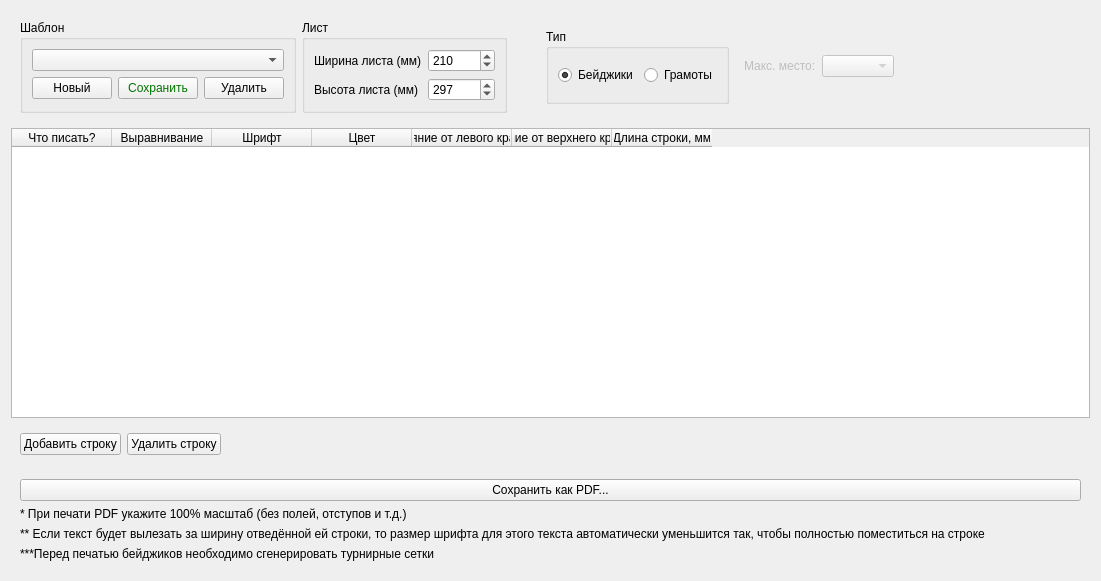
Qt form TournamentManager/formdipl.ui (BarsukAlexey/xelarogi) before a commit.
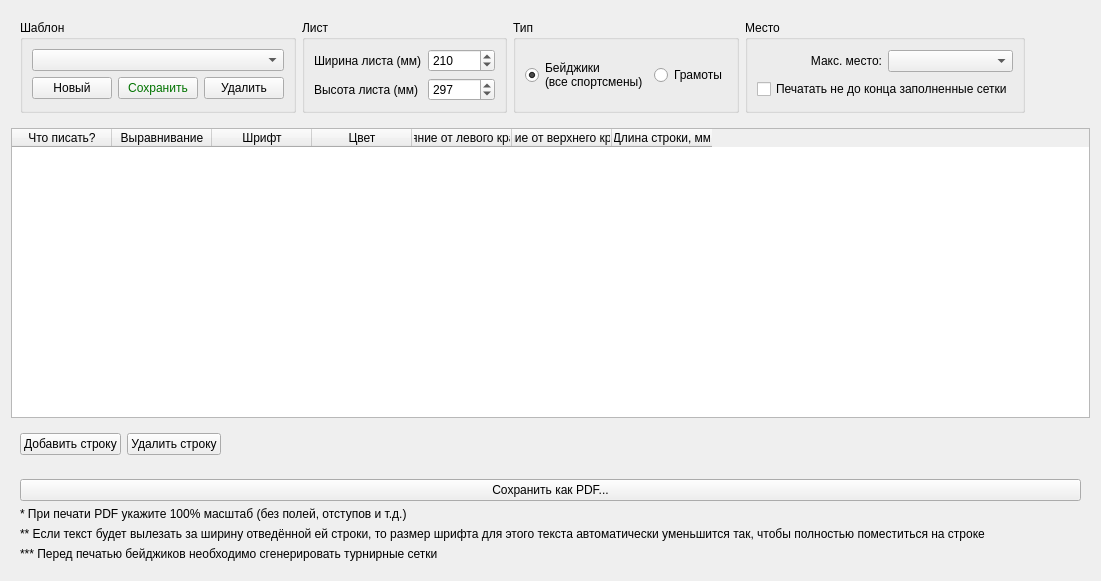
The same form after that commit.

Patch:
```diff
--- a/TournamentManager/formdipl.ui
+++ b/TournamentManager/formdipl.ui
@@ -77,7 +77,7 @@
       <item row="3" column="0">
        <widget class="QLabel" name="label_6">
         <property name="text">
-         <string>***Перед печатью бейджиков необходимо сгенерировать турнирные сетки</string>
+         <string>*** Перед печатью бейджиков необходимо сгенерировать турнирные сетки</string>
         </property>
        </widget>
       </item>
@@ -135,79 +135,6 @@
    <item row="0" column="0">
     <widget class="QWidget" name="widget_2" native="true">
      <layout class="QGridLayout" name="gridLayout_2">
-      <item row="0" column="4">
-       <spacer name="horizontalSpacer_2">
-        <property name="orientation">
-         <enum>Qt::Horizontal</enum>
-        </property>
-        <property name="sizeHint" stdset="0">
-         <size>
-          <width>40</width>
-          <height>20</height>
-         </size>
-        </property>
-       </spacer>
-      </item>
-      <item row="0" column="3">
-       <widget class="QWidget" name="widget_4" native="true">
-        <layout class="QHBoxLayout" name="horizontalLayout_2">
-         <item>
-          <widget class="QGroupBox" name="groupBox">
-           <property name="title">
-            <string>Тип</string>
-           </property>
-           <layout class="QHBoxLayout" name="horizontalLayout_3">
-            <item>
-             <widget class="QRadioButton" name="radioButtonBadge">
-              <property name="text">
-               <string>Бейджики</string>
-              </property>
-              <property name="checked">
-               <bool>true</bool>
-              </property>
-             </widget>
-            </item>
-            <item>
-             <widget class="QRadioButton" name="radioButtonDiplom">
-              <property name="text">
-               <string>Грамоты</string>
-              </property>
-             </widget>
-            </item>
-           </layout>
-          </widget>
-         </item>
-         <item>
-          <widget class="QWidget" name="widget_5" native="true">
-           <layout class="QGridLayout" name="gridLayout_4">
-            <item row="0" column="0">
-             <widget class="QLabel" name="label_5">
-              <property name="enabled">
-               <bool>false</bool>
-              </property>
-              <property name="text">
-               <string>Макс. место:</string>
-              </property>
-             </widget>
-            </item>
-            <item row="0" column="1">
-             <widget class="QComboBox" name="comboBoxMaxPlace">
-              <property name="enabled">
-               <bool>false</bool>
-              </property>
-             </widget>
-            </item>
-           </layout>
-          </widget>
-         </item>
-        </layout>
-       </widget>
-      </item>
-      <item row="0" column="2">
-       <widget class="QWidget" name="widget_6" native="true">
-        <layout class="QFormLayout" name="formLayout"/>
-       </widget>
-      </item>
       <item row="0" column="1">
        <widget class="QGroupBox" name="groupBox_2">
         <property name="title">
@@ -327,6 +254,75 @@
         </layout>
        </widget>
       </item>
+      <item row="0" column="4">
+       <spacer name="horizontalSpacer_2">
+        <property name="orientation">
+         <enum>Qt::Horizontal</enum>
+        </property>
+        <property name="sizeHint" stdset="0">
+         <size>
+          <width>40</width>
+          <height>20</height>
+         </size>
+        </property>
+       </spacer>
+      </item>
+      <item row="0" column="3">
+       <widget class="QGroupBox" name="groupBoxPlace">
+        <property name="title">
+         <string>Место</string>
+        </property>
+        <layout class="QGridLayout" name="gridLayout_7">
+         <item row="0" column="0">
+          <widget class="QLabel" name="label_5">
+           <property name="text">
+            <string>Макс. место:</string>
+           </property>
+           <property name="alignment">
+            <set>Qt::AlignRight|Qt::AlignTrailing|Qt::AlignVCenter</set>
+           </property>
+          </widget>
+         </item>
+         <item row="0" column="1">
+          <widget class="QComboBox" name="comboBoxMaxPlace"/>
+         </item>
+         <item row="1" column="0" colspan="2">
+          <widget class="QCheckBox" name="checkBoxAllGrids">
+           <property name="text">
+            <string>Печатать не до конца заполненные сетки</string>
+           </property>
+          </widget>
+         </item>
+        </layout>
+       </widget>
+      </item>
+      <item row="0" column="2">
+       <widget class="QGroupBox" name="groupBox">
+        <property name="title">
+         <string>Тип</string>
+        </property>
+        <layout class="QHBoxLayout" name="horizontalLayout_3">
+         <item>
+          <widget class="QRadioButton" name="radioButtonBadge">
+           <property name="text">
+            <string>Бейджики
+(все спортсмены)</string>
+           </property>
+           <property name="checked">
+            <bool>true</bool>
+           </property>
+          </widget>
+         </item>
+         <item>
+          <widget class="QRadioButton" name="radioButtonDiplom">
+           <property name="text">
+            <string>Грамоты</string>
+           </property>
+          </widget>
+         </item>
+        </layout>
+       </widget>
+      </item>
      </layout>
     </widget>
    </item>
```
